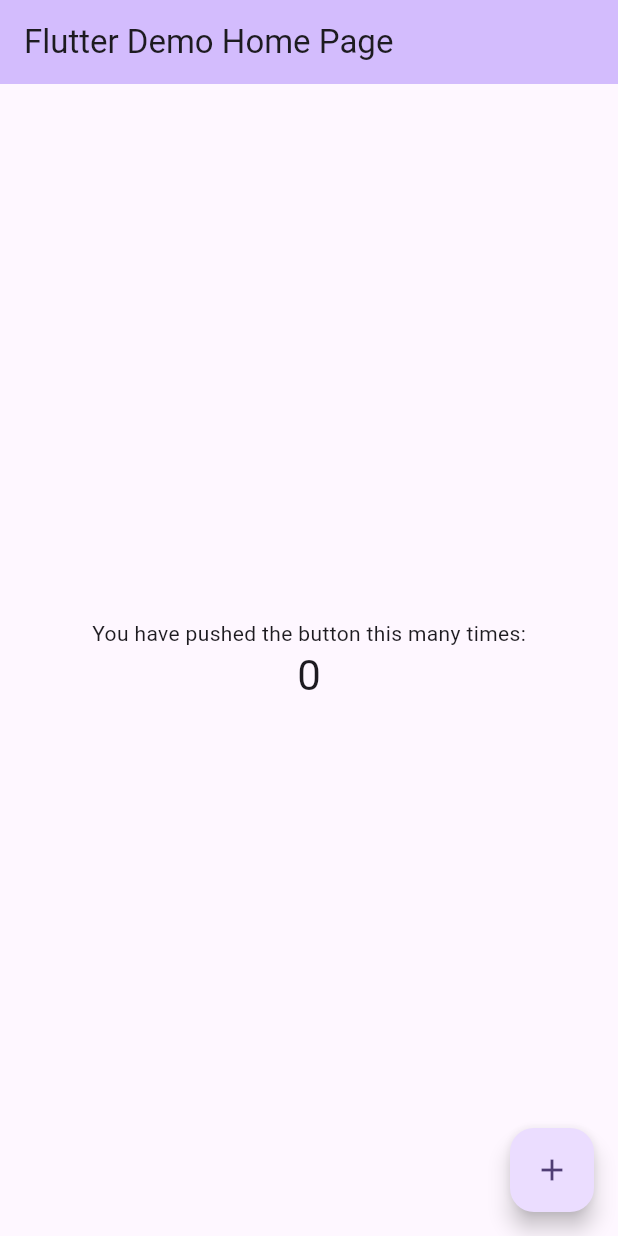
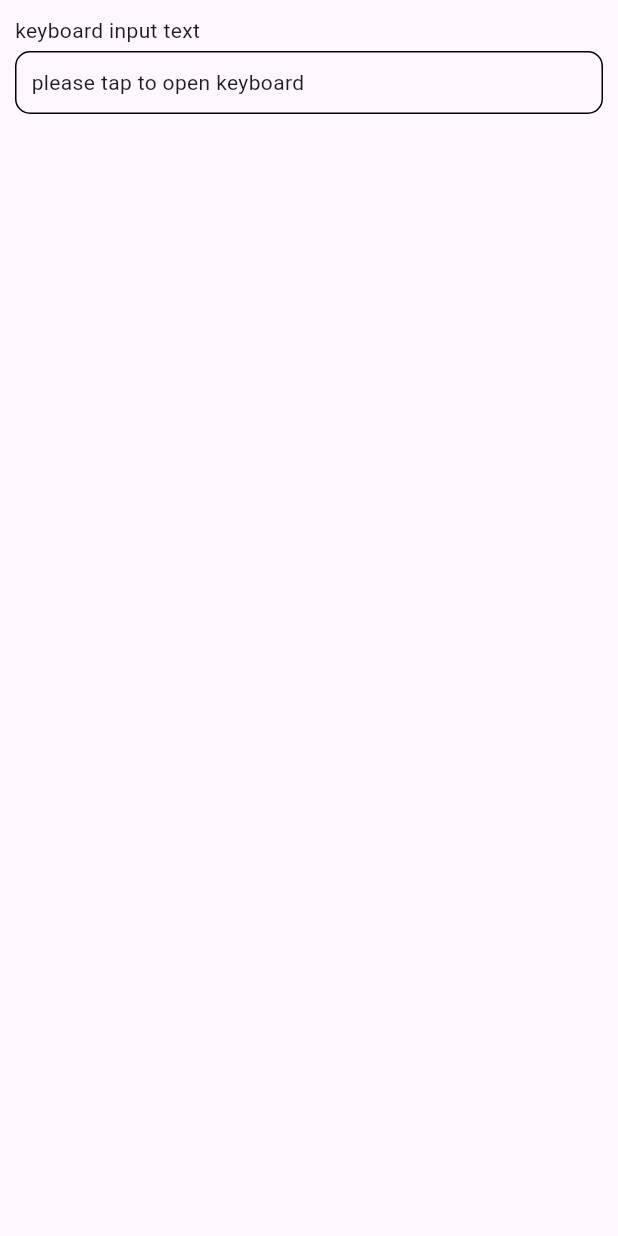
Before and after one commit to immsong/custom_input_kit, a Flutter app: the screen it shows after launch, on a phone screen of 412 x 824 dp. Run offline on Flutter 3.47's test engine with Material 3 defaults, Android fonts, the phone set to English and light mode, and no system bars.

Commit message:
docs: update example

```diff
--- a/example/lib/main.dart
+++ b/example/lib/main.dart
@@ -1,4 +1,6 @@
 import 'package:flutter/material.dart';
+
+import 'package:custom_input_kit/custom_input_kit.dart';
 
 void main() {
   runApp(const MyApp());
@@ -7,116 +9,76 @@ void main() {
 class MyApp extends StatelessWidget {
   const MyApp({super.key});
 
-  // This widget is the root of your application.
   @override
   Widget build(BuildContext context) {
     return MaterialApp(
       title: 'Flutter Demo',
       theme: ThemeData(
-        // This is the theme of your application.
-        //
-        // TRY THIS: Try running your application with "flutter run". You'll see
-        // the application has a purple toolbar. Then, without quitting the app,
-        // try changing the seedColor in the colorScheme below to Colors.green
-        // and then invoke "hot reload" (save your changes or press the "hot
-        // reload" button in a Flutter-supported IDE, or press "r" if you used
-        // the command line to start the app).
-        //
-        // Notice that the counter didn't reset back to zero; the application
-        // state is not lost during the reload. To reset the state, use hot
-        // restart instead.
-        //
-        // This works for code too, not just values: Most code changes can be
-        // tested with just a hot reload.
         colorScheme: ColorScheme.fromSeed(seedColor: Colors.deepPurple),
       ),
-      home: const MyHomePage(title: 'Flutter Demo Home Page'),
+      home: const MyHomePage(),
+      builder: (context, child) {
+        return Stack(children: [child!, CustomInputKitWidget()]);
+      },
     );
   }
 }
 
 class MyHomePage extends StatefulWidget {
-  const MyHomePage({super.key, required this.title});
-
-  // This widget is the home page of your application. It is stateful, meaning
-  // that it has a State object (defined below) that contains fields that affect
-  // how it looks.
-
-  // This class is the configuration for the state. It holds the values (in this
-  // case the title) provided by the parent (in this case the App widget) and
-  // used by the build method of the State. Fields in a Widget subclass are
-  // always marked "final".
-
-  final String title;
+  const MyHomePage({super.key});
 
   @override
   State<MyHomePage> createState() => _MyHomePageState();
 }
 
 class _MyHomePageState extends State<MyHomePage> {
-  int _counter = 0;
+  String _inputText = 'please tap to open keyboard';
 
-  void _incrementCounter() {
-    setState(() {
-      // This call to setState tells the Flutter framework that something has
-      // changed in this State, which causes it to rerun the build method below
-      // so that the display can reflect the updated values. If we changed
-      // _counter without calling setState(), then the build method would not be
-      // called again, and so nothing would appear to happen.
-      _counter++;
+  void _onTap() {
+    final result = CustomInputController.instance.showWithResult(
+      InputType.keyboard,
+      initialText: _inputText,
+    );
+    result.then((value) {
+      if (value is String) {
+        setState(() {
+          _inputText = value;
+        });
+      }
     });
   }
 
   @override
   Widget build(BuildContext context) {
-    // This method is rerun every time setState is called, for instance as done
-    // by the _incrementCounter method above.
-    //
-    // The Flutter framework has been optimized to make rerunning build methods
-    // fast, so that you can just rebuild anything that needs updating rather
-    // than having to individually change instances of widgets.
     return Scaffold(
-      appBar: AppBar(
-        // TRY THIS: Try changing the color here to a specific color (to
-        // Colors.amber, perhaps?) and trigger a hot reload to see the AppBar
-        // change color while the other colors stay the same.
-        backgroundColor: Theme.of(context).colorScheme.inversePrimary,
-        // Here we take the value from the MyHomePage object that was created by
-        // the App.build method, and use it to set our appbar title.
-        title: Text(widget.title),
-      ),
-      body: Center(
-        // Center is a layout widget. It takes a single child and positions it
-        // in the middle of the parent.
+      body: Container(
+        padding: const EdgeInsets.all(10),
         child: Column(
-          // Column is also a layout widget. It takes a list of children and
-          // arranges them vertically. By default, it sizes itself to fit its
-          // children horizontally, and tries to be as tall as its parent.
-          //
-          // Column has various properties to control how it sizes itself and
-          // how it positions its children. Here we use mainAxisAlignment to
-          // center the children vertically; the main axis here is the vertical
-          // axis because Columns are vertical (the cross axis would be
-          // horizontal).
-          //
-          // TRY THIS: Invoke "debug painting" (choose the "Toggle Debug Paint"
-          // action in the IDE, or press "p" in the console), to see the
-          // wireframe for each widget.
-          mainAxisAlignment: MainAxisAlignment.center,
-          children: <Widget>[
-            const Text('You have pushed the button this many times:'),
-            Text(
-              '$_counter',
-              style: Theme.of(context).textTheme.headlineMedium,
+          children: [
+            Row(children: [Text("keyboard input text")]),
+            SizedBox(
+              height: 50,
+              child: Row(
+                children: [
+                  Expanded(
+                    child: GestureDetector(
+                      onTap: _onTap,
+                      child: Container(
+                        padding: const EdgeInsets.all(10),
+                        decoration: BoxDecoration(
+                          borderRadius: BorderRadius.circular(10),
+                          border: Border.all(color: Colors.black),
+                        ),
+                        child: Text(_inputText),
+                      ),
+                    ),
+                  ),
+                ],
+              ),
             ),
           ],
         ),
       ),
-      floatingActionButton: FloatingActionButton(
-        onPressed: _incrementCounter,
-        tooltip: 'Increment',
-        child: const Icon(Icons.add),
-      ), // This trailing comma makes auto-formatting nicer for build methods.
     );
   }
 }
```
Also changed, not shown: example/pubspec.lock.
